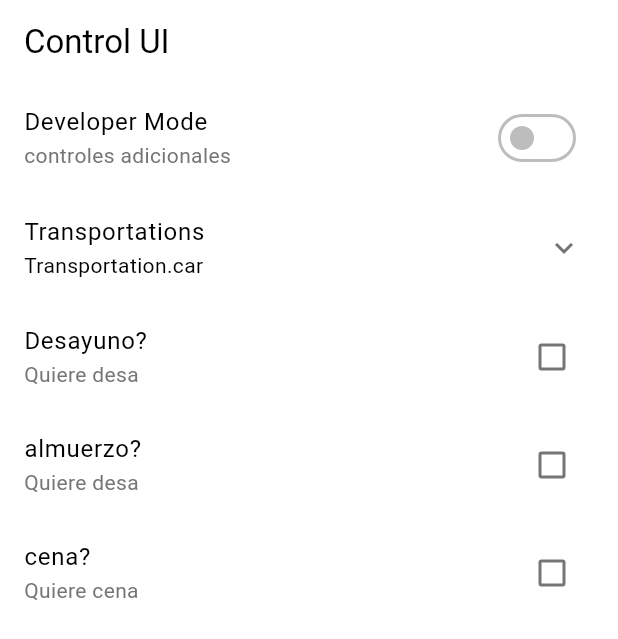
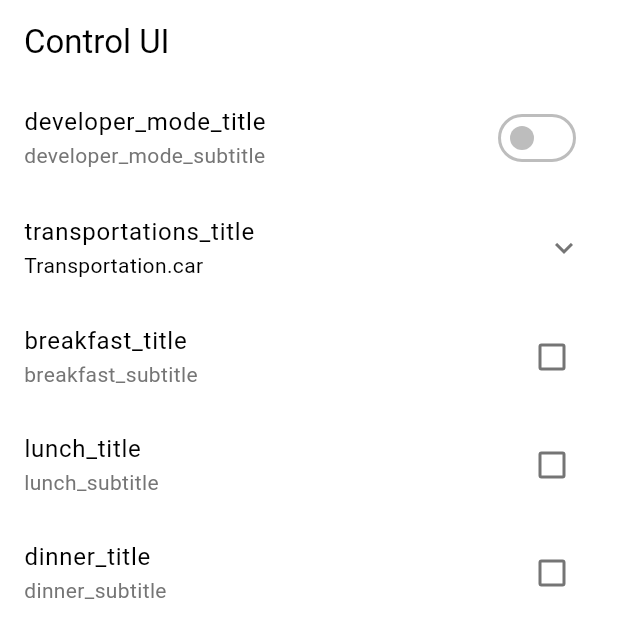
Before and after one commit to anderson2549/FitBuddy, a Flutter app: the UiConstrolsScreen screen opened by its route, on a phone screen of 412 x 824 dp. Shown: the top 639 px of the screen. Run offline on Flutter 3.47's test engine with Material 3 defaults, Android fonts, the phone set to English and light mode, and no system bars; our stand-ins replace animate_do, flutter_riverpod, go_router, percent_indicator; missing offline and left inert: analyzer, build, source_gen; network calls fail.

Commit message:
Update translates

```diff
--- a/lib/l10n/app_en.arb
+++ b/lib/l10n/app_en.arb
@@ -56,5 +56,20 @@
   "progress_card_heading": "Heading",
   "progress_card_subheading": "Subheading",
   "progress_item_title": "Exercise Top",
-  "progress_item_description": "Menu description."
+  "progress_item_description": "Menu description.",
+  "developer_mode_title": "Developer Mode",
+  "developer_mode_subtitle": "Additional controls",
+  "transportations_title": "Transportations",
+  "transportation_car": "Car",
+  "transportation_car_subtitle": "Travel by car",
+  "transportation_moto": "Motorcycle",
+  "transportation_moto_subtitle": "Travel by motorcycle",
+  "transportation_train": "Train",
+  "transportation_train_subtitle": "Travel by train",
+  "breakfast_title": "Breakfast?",
+  "breakfast_subtitle": "Do you want breakfast?",
+  "lunch_title": "Lunch?",
+  "lunch_subtitle": "Do you want lunch?",
+  "dinner_title": "Dinner?",
+  "dinner_subtitle": "Do you want dinner?"
 }
--- a/lib/l10n/app_es.arb
+++ b/lib/l10n/app_es.arb
@@ -55,5 +55,20 @@
     "progress_card_heading": "Encabezado",
     "progress_card_subheading": "Subtítulo",
     "progress_item_title": "Ejercicio Principal",
-    "progress_item_description": "Descripción del menú."
+    "progress_item_description": "Descripción del menú.",
+    "developer_mode_title": "Modo desarrollador",
+    "developer_mode_subtitle": "Controles adicionales",
+    "transportations_title": "Transportes",
+    "transportation_car": "Carro",
+    "transportation_car_subtitle": "Viajar en carro",
+    "transportation_moto": "Moto",
+    "transportation_moto_subtitle": "Viajar en moto",
+    "transportation_train": "Tren",
+    "transportation_train_subtitle": "Viajar en tren",
+    "breakfast_title": "¿Desayuno?",
+    "breakfast_subtitle": "¿Quieres desayuno?",
+    "lunch_title": "¿Almuerzo?",
+    "lunch_subtitle": "¿Quieres almuerzo?",
+    "dinner_title": "¿Cena?",
+    "dinner_subtitle": "¿Quieres cena?"
 }
--- a/lib/l10n/app_localizations.dart
+++ b/lib/l10n/app_localizations.dart
@@ -358,6 +358,96 @@ abstract class AppLocalizations {
   /// In en, this message translates to:
   /// **'Menu description.'**
   String get progress_item_description;
+
+  /// No description provided for @developer_mode_title.
+  ///
+  /// In en, this message translates to:
+  /// **'Developer Mode'**
+  String get developer_mode_title;
+
+  /// No description provided for @developer_mode_subtitle.
+  ///
+  /// In en, this message translates to:
+  /// **'Additional controls'**
+  String get developer_mode_subtitle;
+
+  /// No description provided for @transportations_title.
+  ///
+  /// In en, this message translates to:
+  /// **'Transportations'**
+  String get transportations_title;
+
+  /// No description provided for @transportation_car.
+  ///
+  /// In en, this message translates to:
+  /// **'Car'**
+  String get transportation_car;
+
+  /// No description provided for @transportation_car_subtitle.
+  ///
+  /// In en, this message translates to:
+  /// **'Travel by car'**
+  String get transportation_car_subtitle;
+
+  /// No description provided for @transportation_moto.
+  ///
+  /// In en, this message translates to:
+  /// **'Motorcycle'**
+  String get transportation_moto;
+
+  /// No description provided for @transportation_moto_subtitle.
+  ///
+  /// In en, this message translates to:
+  /// **'Travel by motorcycle'**
+  String get transportation_moto_subtitle;
+
+  /// No description provided for @transportation_train.
+  ///
+  /// In en, this message translates to:
+  /// **'Train'**
+  String get transportation_train;
+
+  /// No description provided for @transportation_train_subtitle.
+  ///
+  /// In en, this message translates to:
+  /// **'Travel by train'**
+  String get transportation_train_subtitle;
+
+  /// No description provided for @breakfast_title.
+  ///
+  /// In en, this message translates to:
+  /// **'Breakfast?'**
+  String get breakfast_title;
+
+  /// No description provided for @breakfast_subtitle.
+  ///
+  /// In en, this message translates to:
+  /// **'Do you want breakfast?'**
+  String get breakfast_subtitle;
+
+  /// No description provided for @lunch_title.
+  ///
+  /// In en, this message translates to:
+  /// **'Lunch?'**
+  String get lunch_title;
+
+  /// No description provided for @lunch_subtitle.
+  ///
+  /// In en, this message translates to:
+  /// **'Do you want lunch?'**
+  String get lunch_subtitle;
+
+  /// No description provided for @dinner_title.
+  ///
+  /// In en, this message translates to:
+  /// **'Dinner?'**
+  String get dinner_title;
+
+  /// No description provided for @dinner_subtitle.
+  ///
+  /// In en, this message translates to:
+  /// **'Do you want dinner?'**
+  String get dinner_subtitle;
 }
 
 class _AppLocalizationsDelegate extends LocalizationsDelegate<AppLocalizations> {
--- a/lib/l10n/app_localizations_en.dart
+++ b/lib/l10n/app_localizations_en.dart
@@ -141,4 +141,49 @@ class AppLocalizationsEn extends AppLocalizations {
 
   @override
   String get progress_item_description => 'Menu description.';
+
+  @override
+  String get developer_mode_title => 'Developer Mode';
+
+  @override
+  String get developer_mode_subtitle => 'Additional controls';
+
+  @override
+  String get transportations_title => 'Transportations';
+
+  @override
+  String get transportation_car => 'Car';
+
+  @override
+  String get transportation_car_subtitle => 'Travel by car';
+
+  @override
+  String get transportation_moto => 'Motorcycle';
+
+  @override
+  String get transportation_moto_subtitle => 'Travel by motorcycle';
+
+  @override
+  String get transportation_train => 'Train';
+
+  @override
+  String get transportation_train_subtitle => 'Travel by train';
+
+  @override
+  String get breakfast_title => 'Breakfast?';
+
+  @override
+  String get breakfast_subtitle => 'Do you want breakfast?';
+
+  @override
+  String get lunch_title => 'Lunch?';
+
+  @override
+  String get lunch_subtitle => 'Do you want lunch?';
+
+  @override
+  String get dinner_title => 'Dinner?';
+
+  @override
+  String get dinner_subtitle => 'Do you want dinner?';
 }
--- a/lib/l10n/app_localizations_es.dart
+++ b/lib/l10n/app_localizations_es.dart
@@ -141,4 +141,49 @@ class AppLocalizationsEs extends AppLocalizations {
 
   @override
   String get progress_item_description => 'Descripción del menú.';
+
+  @override
+  String get developer_mode_title => 'Modo desarrollador';
+
+  @override
+  String get developer_mode_subtitle => 'Controles adicionales';
+
+  @override
+  String get transportations_title => 'Transportes';
+
+  @override
+  String get transportation_car => 'Carro';
+
+  @override
+  String get transportation_car_subtitle => 'Viajar en carro';
+
+  @override
+  String get transportation_moto => 'Moto';
+
+  @override
+  String get transportation_moto_subtitle => 'Viajar en moto';
+
+  @override
+  String get transportation_train => 'Tren';
+
+  @override
+  String get transportation_train_subtitle => 'Viajar en tren';
+
+  @override
+  String get breakfast_title => '¿Desayuno?';
+
+  @override
+  String get breakfast_subtitle => '¿Quieres desayuno?';
+
+  @override
+  String get lunch_title => '¿Almuerzo?';
+
+  @override
+  String get lunch_subtitle => '¿Quieres almuerzo?';
+
+  @override
+  String get dinner_title => '¿Cena?';
+
+  @override
+  String get dinner_subtitle => '¿Quieres cena?';
 }
--- a/lib/presentations/screens/main/views/progreso_view.dart
+++ b/lib/presentations/screens/main/views/progreso_view.dart
@@ -8,7 +8,7 @@ class ProgressView extends StatelessWidget {
   Widget build(BuildContext context) {
     const red = Color(0xFFD32F2F);
     // Datos de ejemplo para la gráfica
-    final values = <double>[0.7, 0.5, 0.9, 0.8, 0.6, 0.7, 0.5, 0.5];
+    final values = <double>[0.7, 0.5, 0.9, 0.8, 0.6, 0.7, 0.5, 0.5, 0.5, 0.5];
 
     Widget buildBar(double fraction) {
       const barHeight = 120.0;
--- a/lib/presentations/screens/testing_screen/ui_controls/ui_constrols_screen.dart
+++ b/lib/presentations/screens/testing_screen/ui_controls/ui_constrols_screen.dart
@@ -38,18 +38,18 @@ class _ControlUIViewState extends State<_ControlUIView> {
               (e) => setState(() {
                 isDeveloper = !isDeveloper;
               }),
-          title: Text('Developer Mode'),
-          subtitle: Text('controles adicionales'),
+          title: Text('developer_mode_title'),
+          subtitle: Text('developer_mode_subtitle'),
         ),
         ExpansionTile(
           enabled: true,
-          title: Text('Transportations'),
+          title: Text('transportations_title'),
           subtitle: Text('$transpor'),
           //initiallyExpanded: true,
           children: [
             RadioListTile(
-              title: Text("Carro"),
-              subtitle: Text("viajaar carro"),
+              title: Text('transportation_car'),
+              subtitle: Text('transportation_car_subtitle'),
               value: Transportation.car,
               groupValue: transpor,
               onChanged:
@@ -58,8 +58,8 @@ class _ControlUIViewState extends State<_ControlUIView> {
                   }),
             ),
             RadioListTile(
-              title: Text("moto"),
-              subtitle: Text("viajaar moto"),
+              title: Text('transportation_moto'),
+              subtitle: Text('transportation_moto_subtitle'),
               value: Transportation.moto,
               groupValue: transpor,
               onChanged:
@@ -68,8 +68,8 @@ class _ControlUIViewState extends State<_ControlUIView> {
                   }),
             ),
             RadioListTile(
-              title: Text("tren"),
-              subtitle: Text("viajaar tren"),
+              title: Text('transportation_train'),
+              subtitle: Text('transportation_train_subtitle'),
 
               value: Transportation.train,
               groupValue: transpor,
@@ -82,8 +82,8 @@ class _ControlUIViewState extends State<_ControlUIView> {
         ),
 
         CheckboxListTile(
-          title: Text('Desayuno?'),
-          subtitle: Text('Quiere desa'),
+          title: Text('breakfast_title'),
+          subtitle: Text('breakfast_subtitle'),
           value: wantBreakfast,
           onChanged: (value) {
             wantBreakfast = !wantBreakfast;
@@ -91,8 +91,8 @@ class _ControlUIViewState extends State<_ControlUIView> {
           },
         ),
         CheckboxListTile(
-          title: Text('almuerzo?'),
-          subtitle: Text('Quiere desa'),
+          title: Text('lunch_title'),
+          subtitle: Text('lunch_subtitle'),
           value: wantLunch,
           onChanged: (value) {
             wantLunch = !wantLunch;
@@ -100,8 +100,8 @@ class _ControlUIViewState extends State<_ControlUIView> {
           },
         ),
         CheckboxListTile(
-          title: Text('cena?'),
-          subtitle: Text('Quiere cena'),
+          title: Text('dinner_title'),
+          subtitle: Text('dinner_subtitle'),
           value: wantDinner,
           onChanged: (value) {
             wantDinner = !wantDinner;
```
